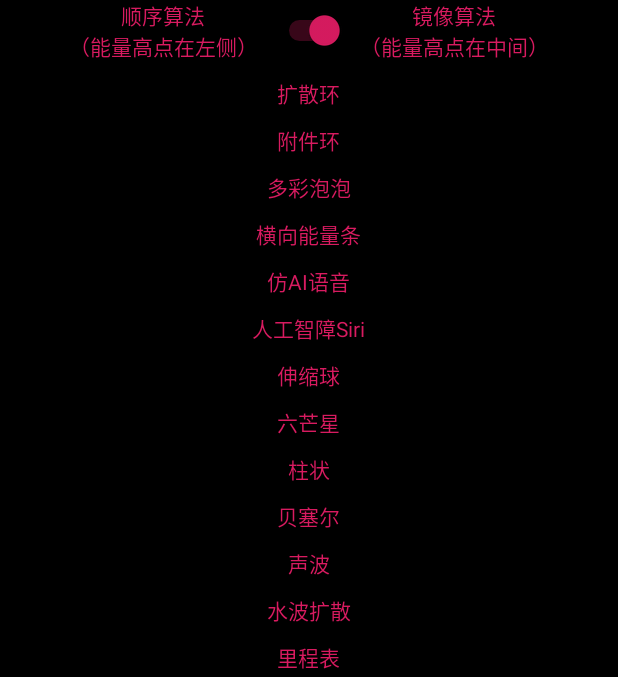
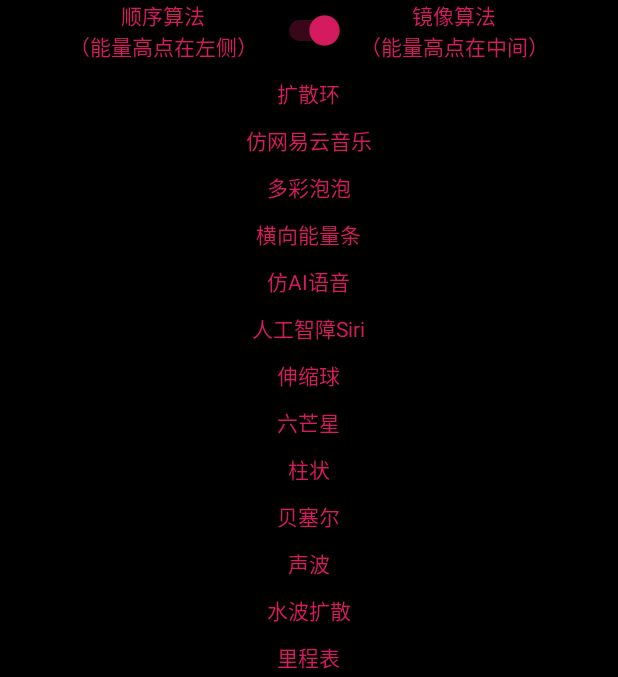
Before and after one commit to michael007js/SpectrumForAndroid, an Android app: the screen it shows after launch (MainActivity), on a phone screen of 412 x 824 dp, the part 84-761 px from its top. Run offline under Robolectric (Android 15) with nearby library versions, the phone set to English and light mode, and no system bars; libraries missing offline, so code that uses them is left out: com.hjq.permissions; 1 statement that could not run was skipped.

Commit message:
更新demo效果

```diff
--- a/app/src/main/res/layout/activity_main.xml
+++ b/app/src/main/res/layout/activity_main.xml
@@ -62,7 +62,7 @@
                 android:layout_width="wrap_content"
                 android:layout_height="wrap_content"
                 android:layout_marginTop="10dp"
-                android:text="附件环"
+                android:text="仿网易云音乐"
                 android:textColor="@color/colorAccent" />
 
             <TextView
```
Also changed, not shown: 3 other files.
